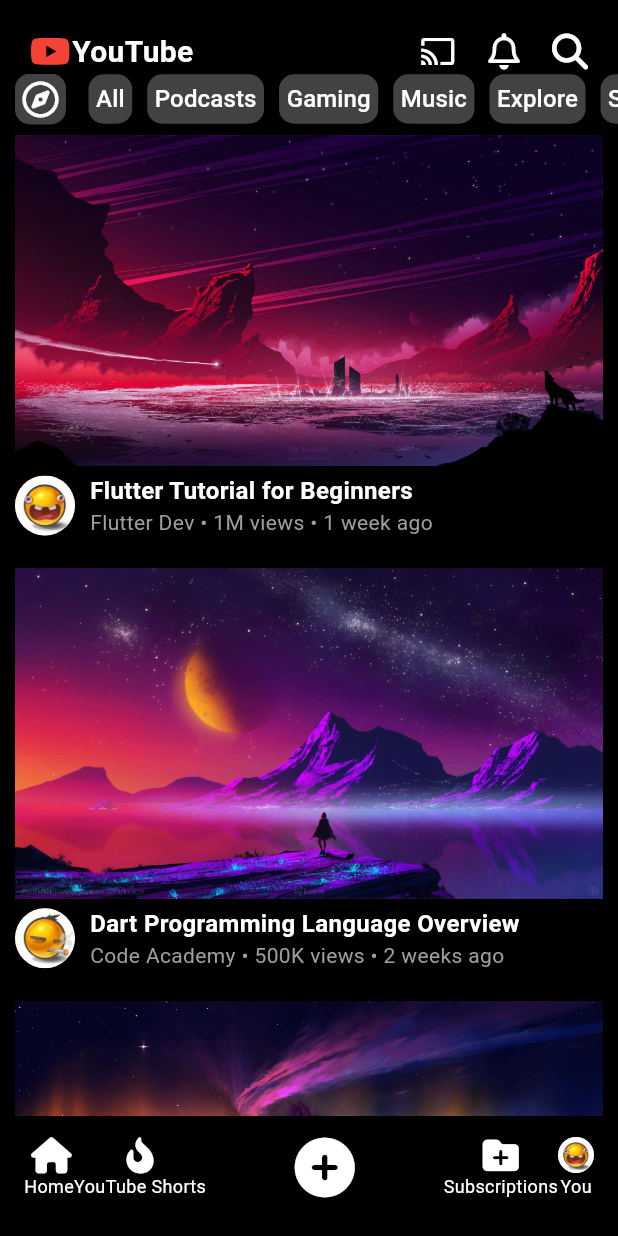
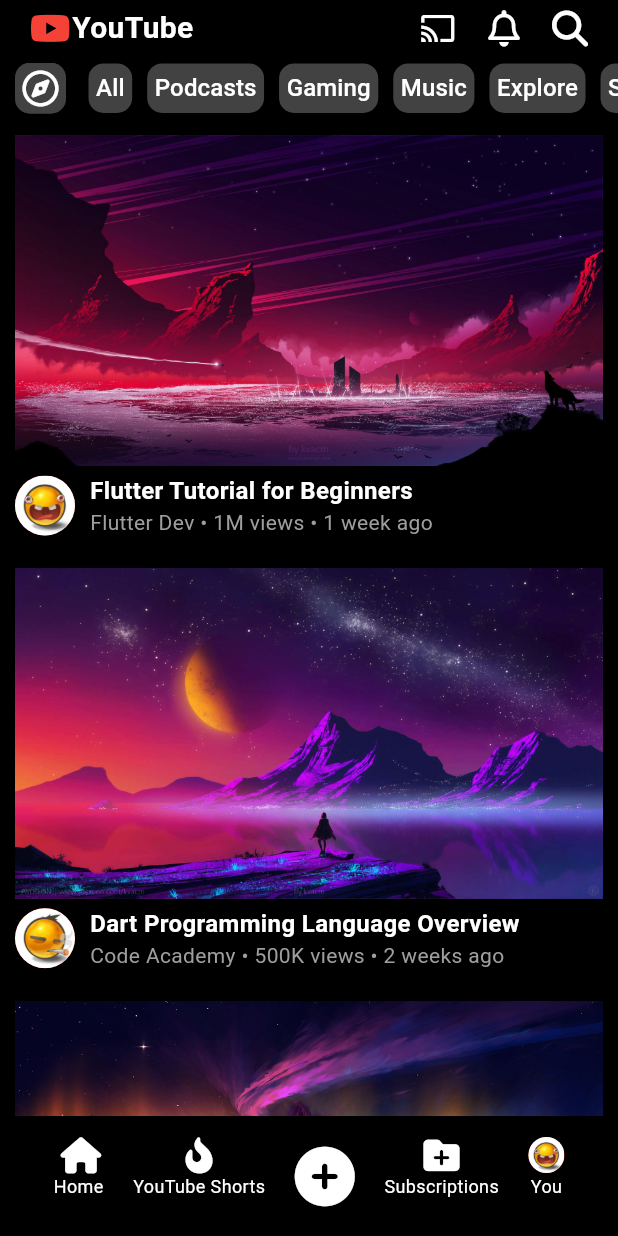
Before and after one commit to inryceu/Empat-Flutter-course, a Flutter app: the screen it shows after launch, on a phone screen of 412 x 824 dp. Run offline on Flutter 3.47's test engine with Material 3 defaults, Android fonts, the phone set to English and light mode, and no system bars; our stand-ins replace font_awesome_flutter; Roboto replaces fonts that are missing (YouTubeSans).

Commit message:
minor changes

```diff
--- a/Task2/task2/lib/components.dart
+++ b/Task2/task2/lib/components.dart
@@ -1,6 +1,27 @@
 import 'package:flutter/material.dart';
 import 'package:font_awesome_flutter/font_awesome_flutter.dart';
 import '../ui.dart';
+
+List<Widget> navBarMainButtons = [
+  YouTubeLogo(),
+  Row(
+    children: [
+      NavBarMainIconButton(
+        start: 10,
+        end: 10,
+        iconData: FontAwesomeIcons.chromecast,
+      ),
+
+      NavBarMainIconButton(start: 10, end: 10, iconData: FontAwesomeIcons.bell),
+
+      NavBarMainIconButton(
+        start: 10,
+        end: 20,
+        iconData: FontAwesomeIcons.magnifyingGlass,
+      ),
+    ],
+  ),
+];
 
 List<Widget> navBarTextButtons = [
   NavBarSubIconButton(iconData: FontAwesomeIcons.compass),
@@ -62,8 +83,16 @@
     iconData: FontAwesomeIcons.fireFlameCurved,
     text: "YouTube Shorts",
   ),
+  Column(
+    children: [
       Expanded(
-    child: Icon(FontAwesomeIcons.circlePlus, color: Colors.white, size: 40.0),
+        child: Icon(
+          FontAwesomeIcons.circlePlus,
+          color: Colors.white,
+          size: 40.0,
+        ),
+      ),
+    ],
   ),
   NavBarBottomIconButton(
     start: 0,
@@ -76,36 +105,14 @@
 
 AppBar MyAppBar() => AppBar(
   toolbarHeight: 80.0,
-  flexibleSpace: Column(
+  flexibleSpace: SafeArea(
+    top: true,
+    child: Column(
       mainAxisAlignment: MainAxisAlignment.spaceAround,
       children: [
-      SizedBox(height: 20.0),
         Row(
           mainAxisAlignment: MainAxisAlignment.spaceBetween,
-        children: [
-          YouTubeLogo(),
-          Row(
-            children: [
-              NavBarMainIconButton(
-                start: 10,
-                end: 10,
-                iconData: FontAwesomeIcons.chromecast,
-              ),
-
-              NavBarMainIconButton(
-                start: 10,
-                end: 10,
-                iconData: FontAwesomeIcons.bell,
-              ),
-
-              NavBarMainIconButton(
-                start: 10,
-                end: 20,
-                iconData: FontAwesomeIcons.magnifyingGlass,
-              ),
-            ],
-          ),
-        ],
+          children: navBarMainButtons,
         ),
         SingleChildScrollView(
           scrollDirection: Axis.horizontal,
@@ -116,15 +123,16 @@
         ),
       ],
     ),
+  ),
 );
 
 Widget MyBody() => SingleChildScrollView(child: Column(children: posts));
 
-Widget MyBottomAppBar() => BottomAppBar(
+BottomAppBar MyBottomAppBar() => BottomAppBar(
   height: 80.0,
   color: Colors.black,
   child: Padding(
-    padding: EdgeInsets.symmetric(vertical: 2.0),
+    padding: const EdgeInsets.symmetric(vertical: 2.0),
     child: Row(
       mainAxisAlignment: MainAxisAlignment.spaceEvenly,
       crossAxisAlignment: CrossAxisAlignment.start,
--- a/Task2/task2/lib/styles.dart
+++ b/Task2/task2/lib/styles.dart
@@ -1,7 +1,15 @@
 import 'package:flutter/material.dart';
 
-Widget NavBarStyleWidget({required Widget child, VoidCallback? onPressed}) =>
-    Container(
+class NavBarStyleWidget extends StatelessWidget {
+  final Widget child;
+  final VoidCallback? onPressed;
+
+  const NavBarStyleWidget({required this.child, this.onPressed, Key? key})
+    : super(key: key);
+
+  @override
+  Widget build(BuildContext context) {
+    return Container(
       decoration: BoxDecoration(
         borderRadius: BorderRadius.circular(10.0),
         color: Colors.grey[800],
@@ -9,9 +17,11 @@
       ),
       child: child,
     );
+  }
+}
 
 ButtonStyle NavBarButtonStyle() => TextButton.styleFrom(
-  padding: EdgeInsets.all(5.0),
+  padding: const EdgeInsets.all(5.0),
   minimumSize: Size.zero,
   tapTargetSize: MaterialTapTargetSize.shrinkWrap,
 );
```
Also changed, not shown: Task2/task2/lib/ui.dart (+15 -15 lines). Lines whose indentation alone changed are shown as unchanged.
